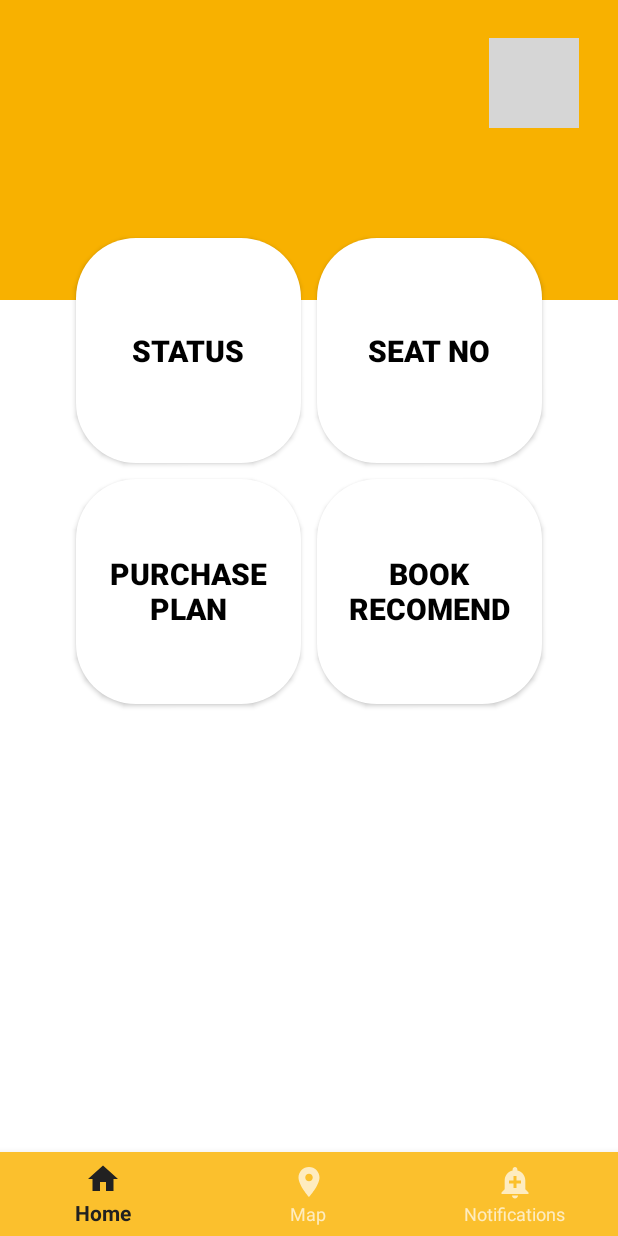
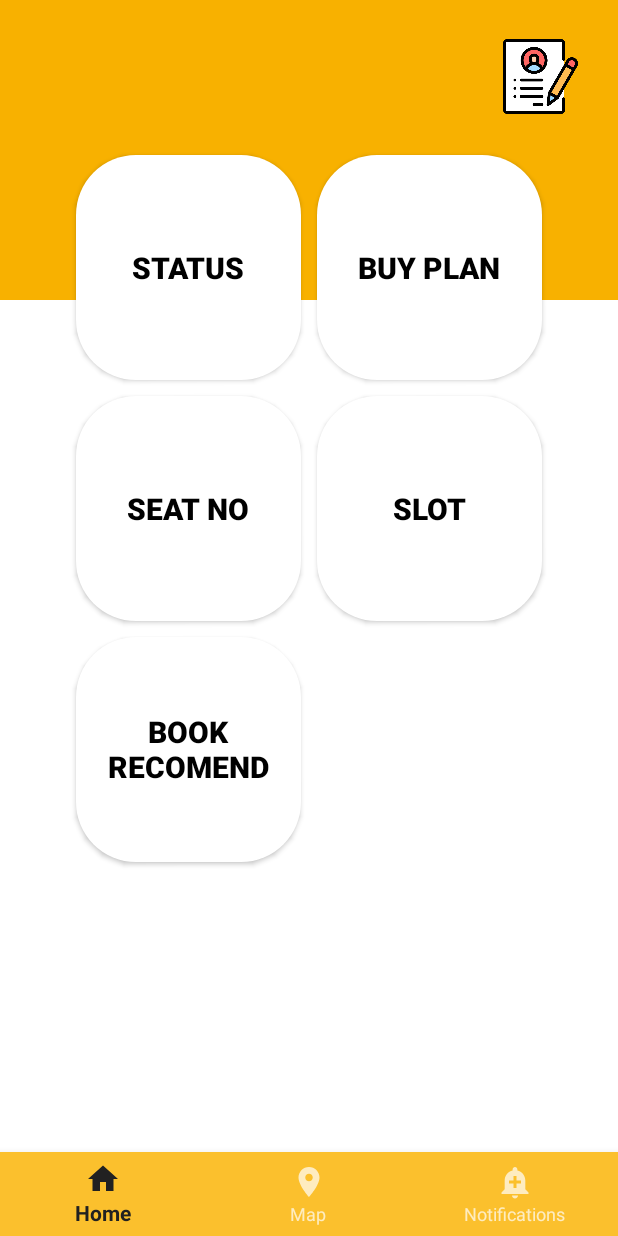
Before and after one commit to AmulPandey/Library_Bee, an Android app: the screen it shows after launch once a user with an empty profile is signed in (MainActivity), on a phone screen of 412 x 824 dp. Run offline under Robolectric (Android 15) with nearby library versions, the phone set to English and light mode, and no system bars; our stand-ins replace Firebase (no records; nobody signed in at launch, a user with empty details on screens opened directly); grey boxes are pictures that could not be loaded.

Commit message:
all basic done

```diff
--- a/app/src/main/java/com/example/LibraryBee/MainActivity.java
+++ b/app/src/main/java/com/example/LibraryBee/MainActivity.java
@@ -5,11 +5,13 @@ import androidx.appcompat.app.AppCompatActivity;
 import androidx.fragment.app.Fragment;
 import androidx.fragment.app.FragmentManager;
 import androidx.fragment.app.FragmentTransaction;
-
+import android.app.ProgressDialog;
 import android.app.job.JobInfo;
 import android.content.ComponentName;
 import android.os.Bundle;
 import android.view.MenuItem;
+import android.view.View;
+import android.widget.TextView;
 
 import com.google.android.material.bottomnavigation.BottomNavigationView;
 import com.google.firebase.auth.FirebaseAuth;
@@ -26,10 +28,17 @@ public class MainActivity extends AppCompatActivity {
     private FirebaseAuth auth;
     private BottomNavigationView btnview;
 
+    private ProgressDialog progressDialog;
+
+
     @Override
     protected void onCreate(Bundle savedInstanceState) {
         super.onCreate(savedInstanceState);
         setContentView(R.layout.activity_main);
+
+        progressDialog = new ProgressDialog(this);
+        progressDialog.setMessage("Loading...");
+        progressDialog.setCancelable(false);
 
         auth = FirebaseAuth.getInstance();
 
@@ -40,11 +49,15 @@ public class MainActivity extends AppCompatActivity {
                 .child(userId)
                 .child("subscriptionTimestamp");
 
+        progressDialog.show();
         // Fetch the subscription timestamp from Firebase
         subscriptionTimestampRef.addListenerForSingleValueEvent(new ValueEventListener() {
             @Override
             public void onDataChange(DataSnapshot dataSnapshot) {
+
+                progressDialog.dismiss();
                 if (dataSnapshot.exists()) {
+
                     // Subscription timestamp exists, retrieve its value
                     long subscriptionTimestamp = dataSnapshot.getValue(Long.class);
 
@@ -65,11 +78,13 @@ public class MainActivity extends AppCompatActivity {
                     // Subscription timestamp doesn't exist or is null
                     // Handle this case based on your application's logic
                 }
+
             }
 
             @Override
             public void onCancelled(@NonNull DatabaseError error) {
                 // Handle errors here
+                progressDialog.dismiss();
             }
         });
 
--- a/app/src/main/java/com/example/LibraryBee/User.java
+++ b/app/src/main/java/com/example/LibraryBee/User.java
@@ -32,4 +32,8 @@ public class User {
     public void setSubscriptionTimestamp(long subscriptionTimestamp) {
         this.subscriptionTimestamp = subscriptionTimestamp;
     }
+
+    public String getUsername() {
+        return username;
+    }
 }
--- a/app/src/main/java/com/example/LibraryBee/home.java
+++ b/app/src/main/java/com/example/LibraryBee/home.java
@@ -6,6 +6,7 @@ import android.os.Bundle;
 import android.util.Log;
 import android.view.LayoutInflater;
 import android.view.View;
+
 import android.view.ViewGroup;
 import android.widget.Button;
 import android.widget.ImageView;
@@ -29,6 +30,8 @@ public class home extends Fragment {
     private FirebaseAuth auth;
     private Button btn1; // Change the type to Button
 
+    private TextView usernameTextView;
+
     @Override
     public void onCreate(@Nullable Bundle savedInstanceState) {
         super.onCreate(savedInstanceState);
@@ -44,7 +47,7 @@ public class home extends Fragment {
         // Correctly find the ImageView
         ImageView homeProfile = view.findViewById(R.id.homepro);
         btn1 = view.findViewById(R.id.btn1); // Initialize btn1 once
-
+        usernameTextView = view.findViewById(R.id.usernameTextView);
         // Set click listener and start activity
         homeProfile.setOnClickListener(new View.OnClickListener() {
             @Override
@@ -56,9 +59,10 @@ public class home extends Fragment {
 
         // Fetch and set the subscription status
         fetchSubscriptionStatus();
+        fetchUsername();
 
-        Button btn3 = view.findViewById(R.id.btn3);
-        btn3.setOnClickListener(new View.OnClickListener() {
+        Button btn2 = view.findViewById(R.id.btn3);
+        btn2.setOnClickListener(new View.OnClickListener() {
             @Override
             public void onClick(View v) {
                 Intent intent = new Intent(getActivity(), paymentActivity.class);
@@ -95,6 +99,51 @@ public class home extends Fragment {
                             // isSubscribed doesn't exist or is null
                             // Handle this case based on your application's logic
                         }
+
+
+
+                    }
+
+                    @Override
+                    public void onCancelled(@NonNull DatabaseError error) {
+                        // Handle errors here
+                    }
+                });
+            } else {
+                // User is not authenticated, handle accordingly (e.g., redirect to login screen)
+            }
+        }
+    }
+
+    private void fetchUsername() {
+        if (isAdded()) {
+            FirebaseUser currentUser = auth.getCurrentUser();
+
+            if (currentUser != null) {
+                String userId = currentUser.getUid();
+
+                // Reference to the user's username in Firebase
+                DatabaseReference usernameRef = FirebaseDatabase.getInstance().getReference("users")
+                        .child(userId)
+                        .child("username");
+
+                // Read the username value from Firebase
+                usernameRef.addListenerForSingleValueEvent(new ValueEventListener() {
+                    @Override
+                    public void onDataChange(DataSnapshot dataSnapshot) {
+                        if (isAdded() && dataSnapshot.exists()) {
+                            // Username exists, retrieve its value
+                            String username = dataSnapshot.getValue(String.class);
+                            // Set the username in the TextView
+                            if (usernameTextView != null) {
+                                usernameTextView.setText(username);
+                            } else {
+                                // Handle the case where usernameTextView is null (e.g., log an error)
+                            }
+                        } else {
+                            // Username doesn't exist or is null
+                            // Handle this case (e.g., display default message)
+                        }
                     }
 
                     @Override
--- a/app/src/main/res/layout/activity_home_profile.xml
+++ b/app/src/main/res/layout/activity_home_profile.xml
@@ -11,7 +11,7 @@
         android:clipToPadding="true"
         android:layout_marginLeft="100dp"
         android:layout_marginTop="70dp"
-        android:src="@drawable/pngwing"/>
+        android:src="@drawable/logprofile"/>
 
     <LinearLayout
         android:layout_width="match_parent"
@@ -47,7 +47,7 @@
             android:layout_width="match_parent"
             android:layout_height="wrap_content"
             android:paddingLeft="10dp"
-            android:layout_marginTop="100dp"
+            android:layout_marginTop="10dp"
             android:textColor="@color/black"
             android:textSize="20sp"
             android:textStyle="bold"
--- a/app/src/main/res/layout/activity_login.xml
+++ b/app/src/main/res/layout/activity_login.xml
@@ -12,7 +12,7 @@
         android:layout_height="100dp"
         android:layout_gravity="center_horizontal"
         android:layout_marginTop="75dp"
-        android:src="@drawable/pngwing"
+        android:src="@drawable/logprofile"
         android:contentDescription="@string/app_name"/>
 
     <EditText
--- a/app/src/main/res/layout/fragment_home.xml
+++ b/app/src/main/res/layout/fragment_home.xml
@@ -14,13 +14,27 @@
         android:background="@drawable/background_dashboard"
         tools:context=".HomeFragment">
 
-
+        <TextView
+            android:id="@+id/usernameTextView"
+            android:layout_width="wrap_content"
+            android:layout_height="wrap_content"
+            android:layout_marginLeft="20dp"
+            android:layout_marginTop="16dp"
+            android:textColor="@android:color/white"
+            android:textSize="20sp"
+            android:textStyle="bold"
+            app:layout_constraintBottom_toBottomOf="@+id/gridLayout"
+            app:layout_constraintEnd_toEndOf="parent"
+            app:layout_constraintHorizontal_bias="0.038"
+            app:layout_constraintStart_toStartOf="parent"
+            app:layout_constraintTop_toTopOf="parent"
+            app:layout_constraintVertical_bias="0.052" />
 
         <ImageView
             android:id="@+id/homepro"
-            android:layout_width="60dp"
-            android:layout_height="60dp"
-            android:src="@drawable/editpro"
+            android:layout_width="50dp"
+            android:layout_height="50dp"
+            android:src="@drawable/editprofile"
             app:layout_constraintBottom_toBottomOf="parent"
             app:layout_constraintEnd_toEndOf="parent"
             app:layout_constraintHorizontal_bias="0.927"
@@ -33,7 +47,7 @@
             android:layout_width="wrap_content"
             android:layout_height="wrap_content"
             android:columnCount="2"
-            android:rowCount="2"
+            android:rowCount="3"
             app:layout_constraintBottom_toBottomOf="parent"
             app:layout_constraintEnd_toEndOf="parent"
             app:layout_constraintStart_toStartOf="parent"
@@ -62,7 +76,7 @@
                 android:layout_row="0"
                 android:layout_column="1"
                 android:layout_margin="5dp"
-                android:text="seat no"
+                android:text="BUY PLAN"
                 android:textColor="@color/black"
                 android:background="@drawable/custom_btn"
                 android:contentDescription="btn"
@@ -76,7 +90,7 @@
                 android:layout_row="1"
                 android:layout_column="0"
                 android:layout_margin="5dp"
-                android:text="Purchase\nPlan"
+                android:text="Seat NO"
                 android:textColor="@color/black"
                 android:background="@drawable/custom_btn"
                 android:contentDescription="btn"
@@ -89,6 +103,19 @@
                 android:layout_height="150dp"
                 android:layout_row="1"
                 android:layout_column="1"
+                android:layout_margin="5dp"
+                android:background="@drawable/custom_btn"
+                android:contentDescription="btn"
+                android:text="SLOT"
+                android:textColor="@color/black"
+                android:textSize="20sp"
+                android:textStyle="bold" />
+            <Button
+                android:id="@+id/btn5"
+                android:layout_width="150dp"
+                android:layout_height="150dp"
+                android:layout_row="2"
+                android:layout_column="0"
                 android:layout_margin="5dp"
                 android:background="@drawable/custom_btn"
                 android:contentDescription="btn"
```
Also changed, not shown: app/src/main/java/com/example/LibraryBee/paymentActivity.java (+26 -32 lines), app/src/main/res/layout/activity_payment.xml (+13 -51 lines), app/src/main/res/drawable/editprofile.png (added), app/src/main/res/drawable/logprofile.png (added), 2 other files.
